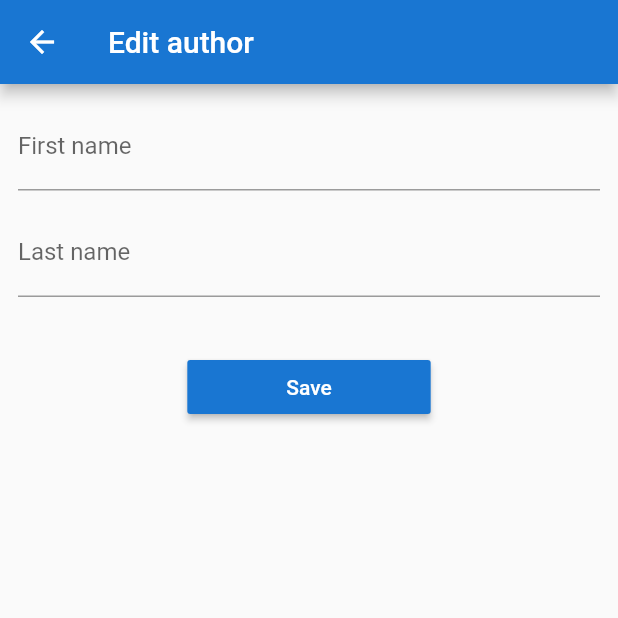
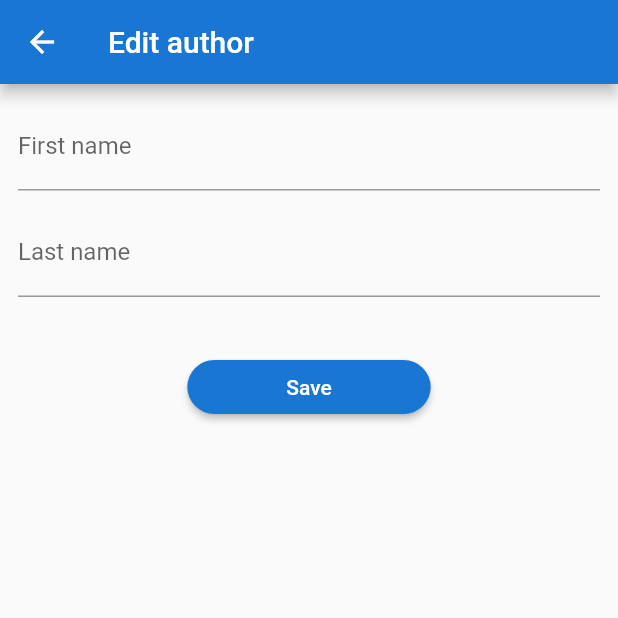
Before and after one commit to PawlikMichal25/my_quotes, a Flutter app: the EditQuoteScreen screen opened directly with empty values, after a tap on "Edit author", on a phone screen of 412 x 824 dp, the top half of it. Run offline on Flutter 3.47's test engine with Material 2 defaults, Android fonts, the phone set to English and light mode, and no system bars; our stand-ins replace get_it, rxdart, share, sqflite; accounts and stored records are empty; statements that could not run were skipped.

Commit message:
Made buttons rounded

```diff
--- a/lib/commons/resources/dimens.dart
+++ b/lib/commons/resources/dimens.dart
@@ -7,4 +7,5 @@ class Dimens {
   static const doubleDefaultSpacing = 24.0;
   static const tripleDefaultSpacing = 36.0;
   static const buttonActionPadding = 66.0;
+  static const buttonRadius = 30.0;
 }
--- a/lib/screens/add_author/add_author_screen.dart
+++ b/lib/screens/add_author/add_author_screen.dart
@@ -74,6 +74,9 @@ class _AddAuthorScreenState extends State<AddAuthorScreen> {
                       horizontal: Dimens.buttonActionPadding),
                   child: Text('Save'),
                   onPressed: () => _onSaveButtonClicked(),
+                  shape: RoundedRectangleBorder(
+                    borderRadius: BorderRadius.circular(Dimens.buttonRadius),
+                  ),
                 ),
         ],
       ),
--- a/lib/screens/add_quote/add_quote_screen.dart
+++ b/lib/screens/add_quote/add_quote_screen.dart
@@ -143,6 +143,9 @@ class _AddQuoteScreenState extends State<AddQuoteScreen> {
       child: RaisedButton(
         child: Text('Add new'),
         onPressed: _onAddNewAuthorClick,
+        shape: RoundedRectangleBorder(
+          borderRadius: BorderRadius.circular(Dimens.buttonRadius),
+        ),
       ),
     );
   }
@@ -184,6 +187,9 @@ class _AddQuoteScreenState extends State<AddQuoteScreen> {
                 horizontal: Dimens.buttonActionPadding),
             child: Text('Save'),
             onPressed: () => _onSaveButtonClicked(),
+            shape: RoundedRectangleBorder(
+              borderRadius: BorderRadius.circular(Dimens.buttonRadius),
+            ),
           );
   }
 
--- a/lib/screens/edit_author/edit_author_screen.dart
+++ b/lib/screens/edit_author/edit_author_screen.dart
@@ -82,10 +82,13 @@ class _EditAuthorScreenState extends State<EditAuthorScreen> {
           _isProcessing
               ? CircularProgressIndicator()
               : RaisedButton(
+                  child: Text('Save'),
+                  onPressed: () => _onSaveButtonClicked(),
                   padding: const EdgeInsets.symmetric(
                       horizontal: Dimens.buttonActionPadding),
-                  child: Text('Save'),
-                  onPressed: () => _onSaveButtonClicked(),
+                  shape: RoundedRectangleBorder(
+                    borderRadius: BorderRadius.circular(Dimens.buttonRadius),
+                  ),
                 ),
         ],
       ),
--- a/lib/screens/edit_quote/edit_quote_screen.dart
+++ b/lib/screens/edit_quote/edit_quote_screen.dart
@@ -116,8 +116,11 @@ class _EditQuoteScreenState extends State<EditQuoteScreen> {
     return Padding(
       padding: const EdgeInsets.all(Dimens.defaultSpacing),
       child: RaisedButton(
-        child: Text('Edit author'),
+        child: Text("Edit author"),
         onPressed: _onEditAuthorClick,
+        shape: RoundedRectangleBorder(
+          borderRadius: BorderRadius.circular(Dimens.buttonRadius),
+        ),
       ),
     );
   }
@@ -160,8 +163,11 @@ class _EditQuoteScreenState extends State<EditQuoteScreen> {
         : RaisedButton(
             padding: const EdgeInsets.symmetric(
                 horizontal: Dimens.buttonActionPadding),
-            child: Text('Save'),
-            onPressed: () => _onSaveButtonClicked(),
+            child: Text("Save"),
+            onPressed: _onSaveButtonClicked,
+            shape: RoundedRectangleBorder(
+              borderRadius: BorderRadius.circular(Dimens.buttonRadius),
+            ),
           );
   }
 
```
Also changed, not shown: lib/db/app_database.dart (+22 -0 lines).
